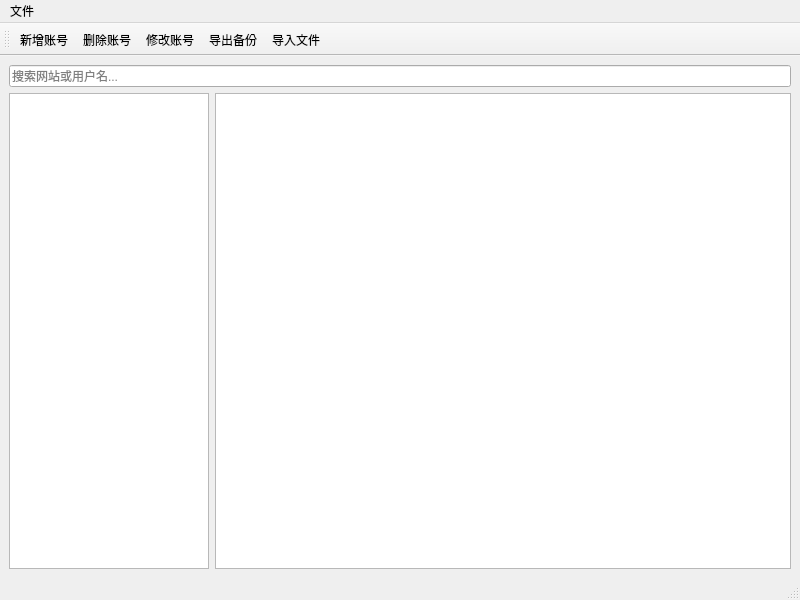
Above: mainwindow.ui from 23ye/FinalLab before the change. Below: the same form after it.
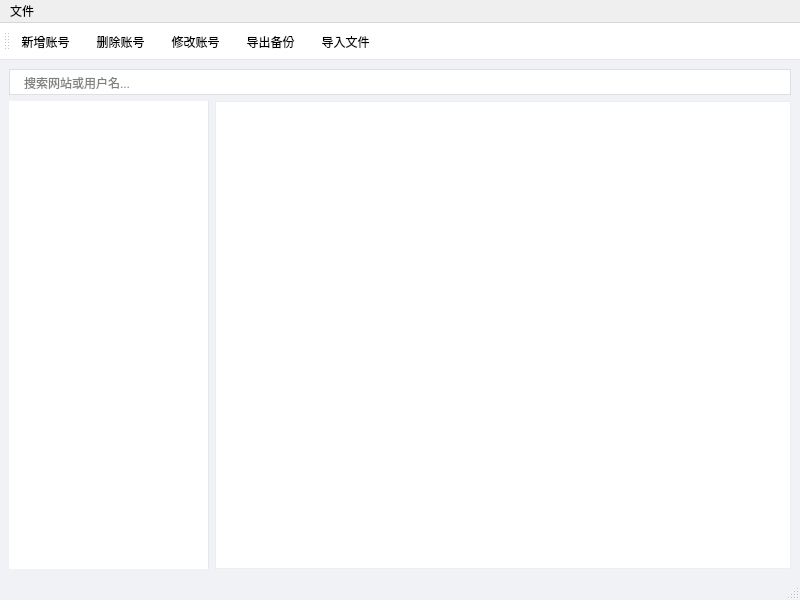
That is the form after the change.

The edit to the form file:
```diff
--- a/mainwindow.ui
+++ b/mainwindow.ui
@@ -13,6 +13,73 @@
   <property name="windowTitle">
    <string>MainWindow</string>
   </property>
+  <property name="styleSheet">
+   <string notr="true">QMainWindow {
+            background-color: #f0f2f5; 
+        }
+        QToolBar {
+            background-color: #ffffff;
+            border-bottom: 1px solid #e4e7ed;
+            spacing: 10px;
+            padding: 4px;
+        }
+        QToolButton {
+            border-radius: 4px;
+            padding: 4px;
+        }
+        QToolButton:hover {
+            background-color: #ecf5ff;
+        }
+        QListWidget {
+            background-color: #ffffff;
+            border: none;
+            border-right: 1px solid #e4e7ed;
+            outline: 0;
+        }
+        QListWidget::item {
+            height: 36px;
+            padding-left: 8px;
+            margin: 2px 4px;
+            border-radius: 4px;
+            color: #555;
+        }
+        QListWidget::item:hover {
+            background-color: #f5f7fa;
+        }
+        QListWidget::item:selected {
+            background-color: #ecf5ff; 
+            color: #409eff;   
+        }
+QTableView {
+            background-color: #ffffff;
+            border: 1px solid #ebeef5;
+            selection-background-color: #ecf5ff; 
+            selection-color: #333;  
+            gridline-color: #f0f2f5;
+            outline: 0;
+        }
+        /* 表头扁平化 */
+        QHeaderView::section {
+            background-color: #fafafa;
+            border: none;
+            border-bottom: 1px solid #ebeef5;
+            border-right: 1px solid #ebeef5;
+            padding: 6px;
+            color: #606266;
+            font-weight: bold;
+        }
+
+        /* 搜索框 */
+        QLineEdit#searchEdit {
+            border: 1px solid #dcdfe6;
+            border-radius: 15px; /* 圆角胶囊状 */
+            padding: 4px 12px;
+            background-color: #ffffff;
+        }
+        QLineEdit#searchEdit:focus {
+            border-color: #409eff;
+        }</string>
+  </property>
   <widget class="QWidget" name="centralwidget">
    <layout class="QVBoxLayout" name="verticalLayout">
     <item>
```
Left out of the diff: 2 changed lines with no effect on the pictures.
